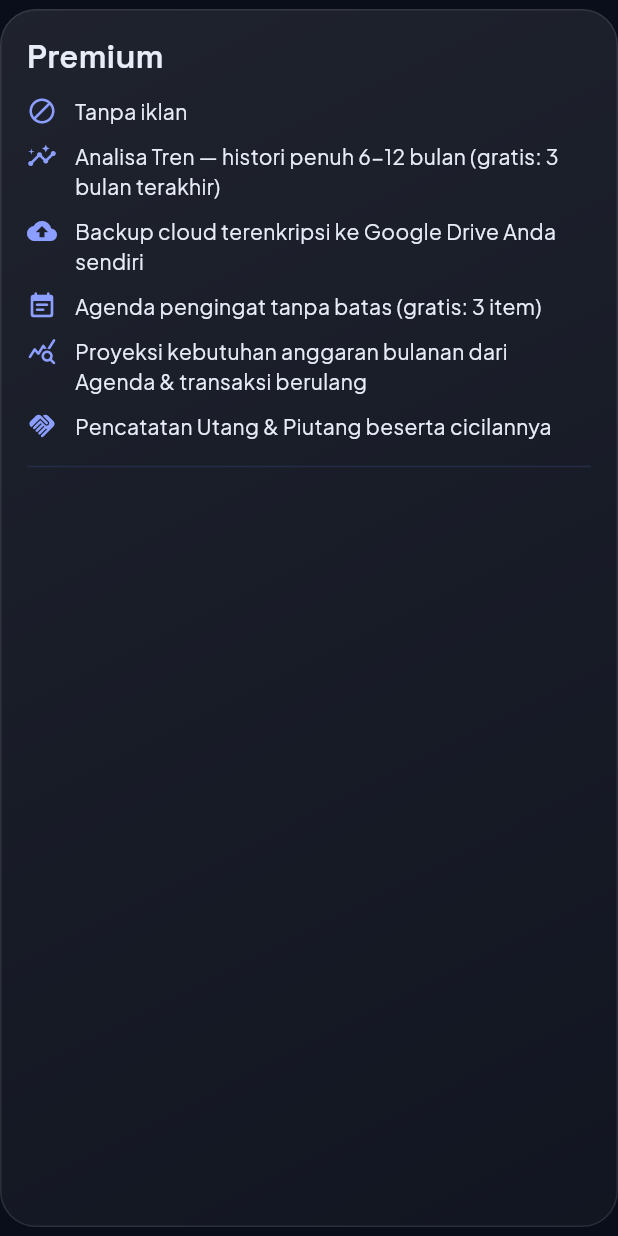
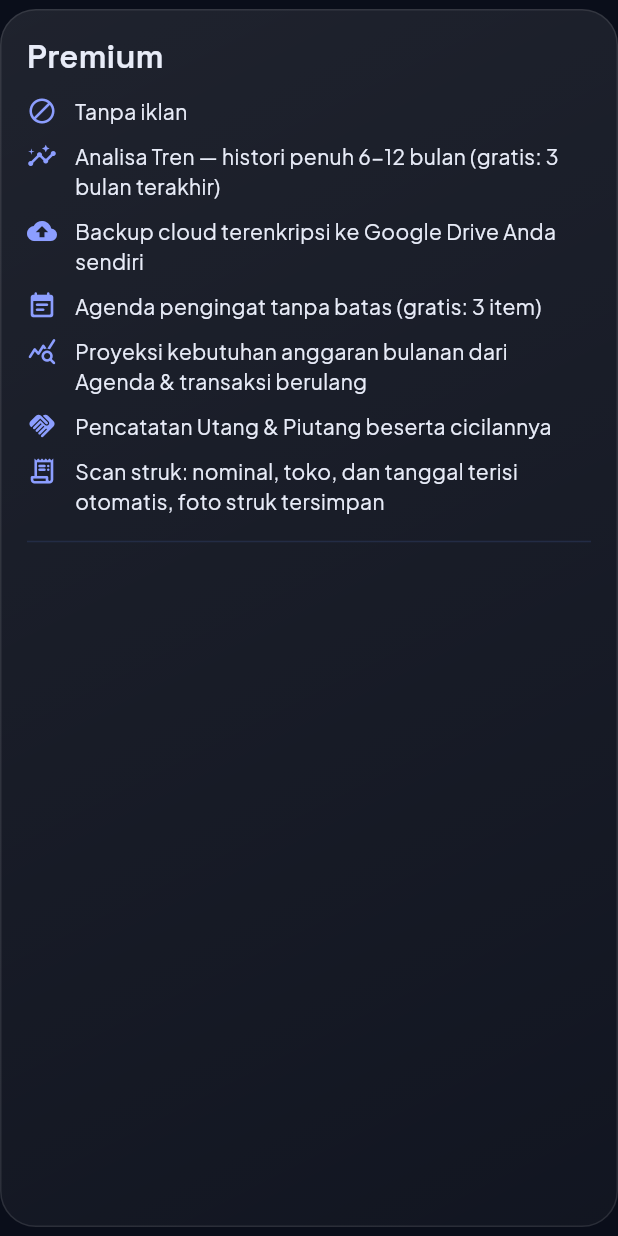
Before and after one commit to nudadan/laciq, a Flutter app: the _TierCard widget shown alone on an empty page, opened directly with empty values, on a phone screen of 412 x 824 dp. Run offline on Flutter 3.47's test engine with Material 3 defaults, Android fonts, the phone set to English and light mode, and no system bars; our stand-ins replace drift, drift_flutter, file_picker, fl_chart, flutter_local_notifications, flutter_riverpod and 8 more; missing offline and left inert: cryptography, google_mlkit_text_recognition, googleapis, purchases_flutter; accounts and stored records are empty; generated files the repository leaves out were written again.

Commit message:
Tambah Scan struk ke daftar manfaat Premium + matriks fitur per paket
- subscription_page: butir "Scan struk" di _premiumBenefits (sebelumnya fitur
  Premium penuh ini tidak disebut di halaman langganan).
- docs/MATRIKS-FITUR-PAKET.md: matriks fitur Gratis/Premium/Ultimate beserta
  status implementasi dan penghalang tier Ultimate.

Co-Authored-By: Claude Sonnet 5.5 <noreply@anthropic.com>

```diff
--- a/lib/features/subscription/subscription_page.dart
+++ b/lib/features/subscription/subscription_page.dart
@@ -167,6 +167,11 @@ class _TierCard extends StatelessWidget {
       'Proyeksi kebutuhan anggaran bulanan dari Agenda & transaksi berulang',
     ),
     (Icons.handshake_rounded, 'Pencatatan Utang & Piutang beserta cicilannya'),
+    (
+      Icons.receipt_long_rounded,
+      'Scan struk: nominal, toko, dan tanggal terisi otomatis, foto struk '
+          'tersimpan',
+    ),
   ];
 
   static const _ultimateBenefits = [
```
Also changed, not shown: 1 other file.
